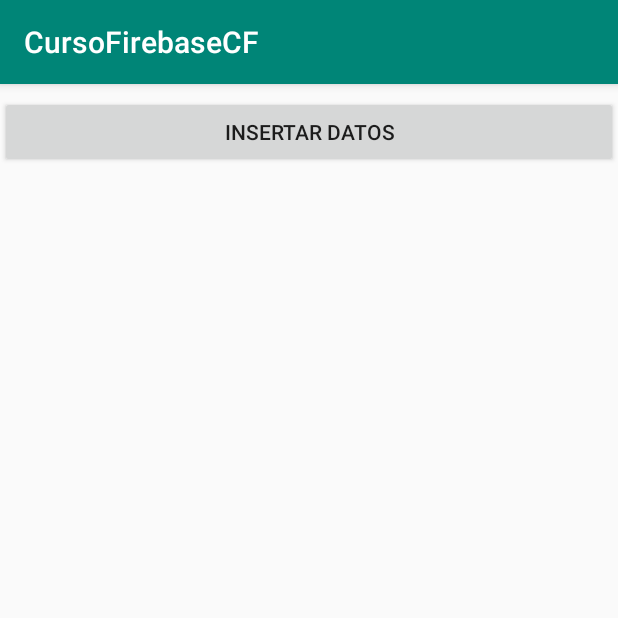
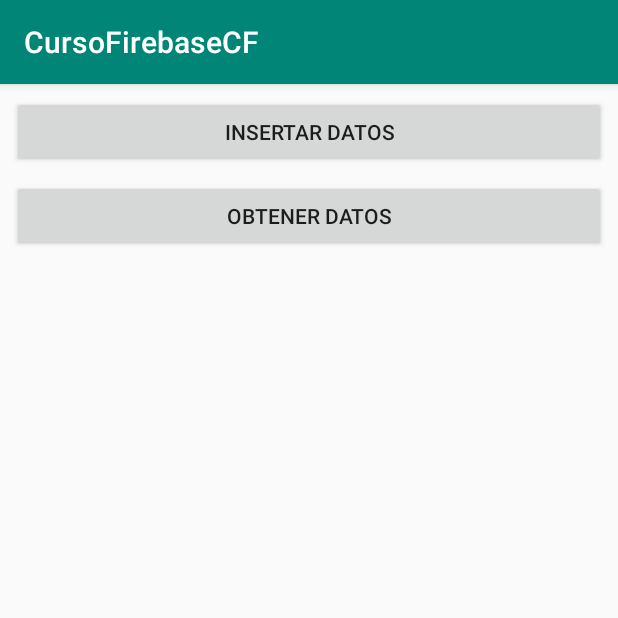
Before and after one commit to faradius/CursoFirebaseCF, an Android app: the screen it shows after launch (AgregarDatosMainActivity), on a phone screen of 412 x 824 dp, the top half of it. Run offline under Robolectric (Android 15) with nearby library versions, the phone set to English and light mode, and no system bars.

Commit message:
Mostrando datos de la base de datos de Firebase

```diff
--- a/app/src/main/AndroidManifest.xml
+++ b/app/src/main/AndroidManifest.xml
@@ -11,7 +11,8 @@
         android:roundIcon="@mipmap/ic_launcher_round"
         android:supportsRtl="true"
         android:theme="@style/AppTheme">
-        <activity android:name=".Ejemplo2_AgregarDatos.InsertActivity"></activity>
+        <activity android:name=".Ejemplo2_AgregarDatos.RetrieveActivity"></activity>
+        <activity android:name=".Ejemplo2_AgregarDatos.InsertActivity" />
         <activity android:name=".Ejemplo2_AgregarDatos.AgregarDatosMainActivity">
             <intent-filter>
                 <action android:name="android.intent.action.MAIN" />
@@ -19,7 +20,7 @@
                 <category android:name="android.intent.category.LAUNCHER" />
             </intent-filter>
         </activity>
-        <activity android:name=".Ejemplo1_Authentication.AuthenticationMainActivity"></activity>
+        <activity android:name=".Ejemplo1_Authentication.AuthenticationMainActivity" />
         <activity android:name=".MainActivity" />
     </application>
 
--- a/app/src/main/java/com/example/cursofirebasecf/Ejemplo2_AgregarDatos/AgregarDatosMainActivity.java
+++ b/app/src/main/java/com/example/cursofirebasecf/Ejemplo2_AgregarDatos/AgregarDatosMainActivity.java
@@ -10,7 +10,7 @@ import com.example.cursofirebasecf.R;
 
 public class AgregarDatosMainActivity extends AppCompatActivity {
     //Se declara el widget que se va a utilizar
-    Button insertarDatos;
+    Button insertarDatos, obtenerDatos;
 
     @Override
     protected void onCreate(Bundle savedInstanceState) {
@@ -19,6 +19,7 @@ public class AgregarDatosMainActivity extends AppCompatActivity {
 
         //Se vincula el widget con la interfaz
         insertarDatos = findViewById(R.id.btnInsertActivity);
+        obtenerDatos = findViewById(R.id.btnObtenerDatos);
 
         //Se crea el metodo Onclick para pasar de un activity a otro
         insertarDatos.setOnClickListener(new View.OnClickListener() {
@@ -28,5 +29,13 @@ public class AgregarDatosMainActivity extends AppCompatActivity {
                 startActivity(intent);
             }
         });
+
+        obtenerDatos.setOnClickListener(new View.OnClickListener() {
+            @Override
+            public void onClick(View v) {
+                Intent rintent = new Intent(AgregarDatosMainActivity.this, RetrieveActivity.class);
+                startActivity(rintent);
+            }
+        });
     }
 }
--- a/app/src/main/res/layout/activity_agregar_datos_main.xml
+++ b/app/src/main/res/layout/activity_agregar_datos_main.xml
@@ -10,7 +10,23 @@
         android:id="@+id/btnInsertActivity"
         android:layout_width="match_parent"
         android:layout_height="wrap_content"
+        android:layout_marginStart="8dp"
         android:layout_marginTop="8dp"
+        android:layout_marginEnd="8dp"
         android:text="@string/insertar_datos"
+        app:layout_constraintEnd_toEndOf="parent"
+        app:layout_constraintStart_toStartOf="parent"
         app:layout_constraintTop_toTopOf="parent" />
+
+    <Button
+        android:id="@+id/btnObtenerDatos"
+        android:layout_width="match_parent"
+        android:layout_height="wrap_content"
+        android:layout_marginStart="8dp"
+        android:layout_marginTop="8dp"
+        android:layout_marginEnd="8dp"
+        android:text="Obtener Datos"
+        app:layout_constraintEnd_toEndOf="parent"
+        app:layout_constraintStart_toStartOf="parent"
+        app:layout_constraintTop_toBottomOf="@+id/btnInsertActivity" />
 </android.support.constraint.ConstraintLayout>
```
Also changed, not shown: app/src/main/java/com/example/cursofirebasecf/Ejemplo2_AgregarDatos/InsertActivity.java (+10 -0 lines), app/src/main/java/com/example/cursofirebasecf/Ejemplo2_AgregarDatos/RetrieveActivity.java (added, +40 -0 lines), app/src/main/res/layout/activity_retrieve.xml (added, +15 -0 lines).
